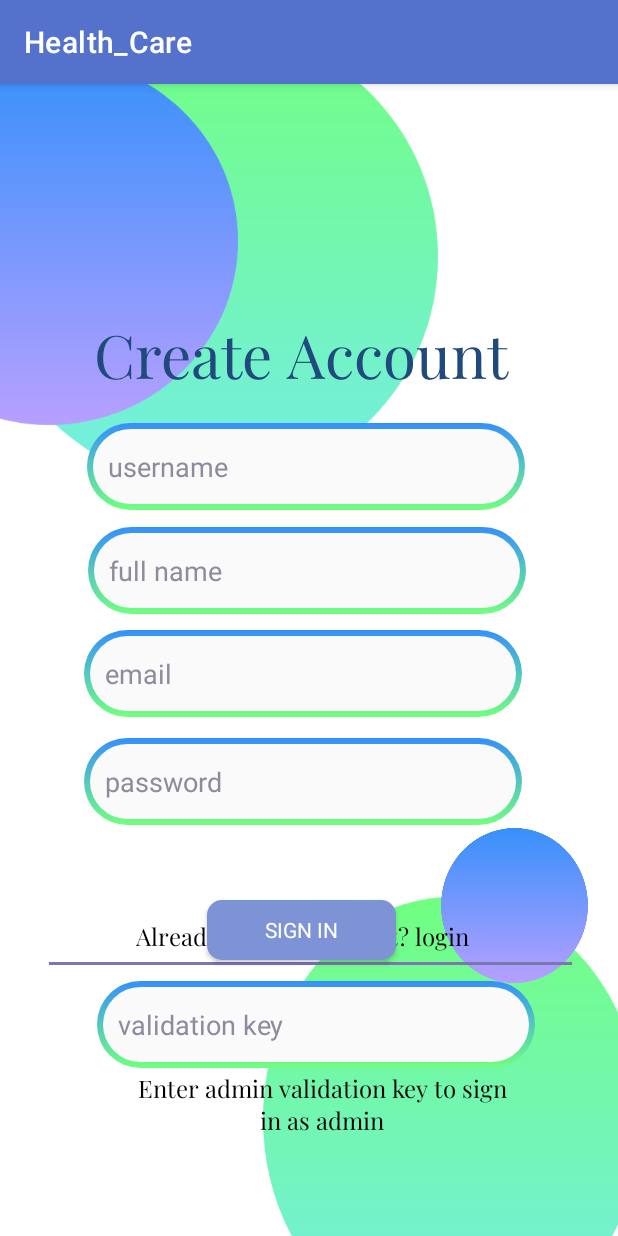
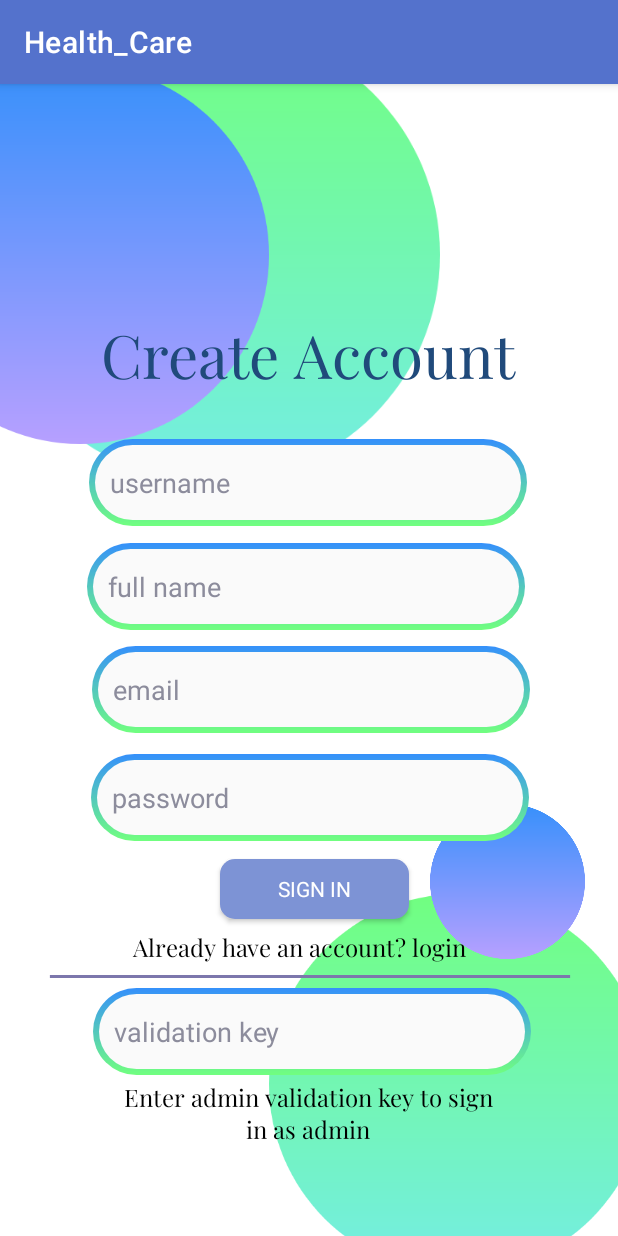
Before and after one commit to mohammadhnz/Health-care, an Android app: the SignInPage screen opened directly, with no data from a screen before it, on a phone screen of 412 x 824 dp. Run offline under Robolectric (Android 15) with nearby library versions, the phone set to English and light mode, and no system bars; Roboto replaces fonts that are not available here.

Commit message:
fit: made sign in and login linear

```diff
--- a/app/src/main/res/layout/login_page.xml
+++ b/app/src/main/res/layout/login_page.xml
@@ -65,9 +65,9 @@
 
     <TextView
         android:id="@+id/dont_have"
-        android:layout_width="249dp"
+        android:layout_width="267dp"
         android:layout_height="wrap_content"
-        android:layout_marginStart="-162dp"
+        android:layout_marginStart="-169dp"
         android:layout_marginTop="565dp"
         android:layout_marginEnd="76dp"
         android:layout_marginBottom="85dp"
--- a/app/src/main/res/layout/sign_in_page.xml
+++ b/app/src/main/res/layout/sign_in_page.xml
@@ -1,5 +1,5 @@
 <?xml version="1.0" encoding="utf-8"?>
-<RelativeLayout xmlns:android="http://schemas.android.com/apk/res/android"
+<LinearLayout xmlns:android="http://schemas.android.com/apk/res/android"
     xmlns:tools="http://schemas.android.com/tools"
     android:layout_width="match_parent"
     android:layout_height="match_parent"
@@ -7,10 +7,8 @@
 
     <View
         android:layout_width="303dp"
-        android:layout_height="306dp"
-        android:layout_alignParentLeft="true"
-        android:layout_alignParentTop="true"
-        android:layout_marginLeft="-11dp"
+        android:layout_height="303dp"
+        android:layout_marginStart="-10dp"
         android:layout_marginTop="-38dp"
         android:background="@drawable/circle"
         tools:layout_editor_absoluteX="-14dp"
@@ -18,24 +16,17 @@
 
     <View
         android:layout_width="252dp"
-        android:layout_height="245dp"
-        android:layout_alignParentLeft="true"
-        android:layout_alignParentTop="true"
-        android:layout_marginLeft="-93dp"
-        android:layout_marginTop="-18dp"
+        android:layout_height="252dp"
+        android:layout_marginStart="-366dp"
+        android:layout_marginTop="-12dp"
         android:background="@drawable/circle2"
         tools:layout_editor_absoluteX="-112dp"
         tools:layout_editor_absoluteY="-21dp" />
 
     <View
         android:layout_width="252dp"
-        android:layout_height="wrap_content"
-        android:layout_alignParentLeft="true"
-        android:layout_alignParentTop="true"
-        android:layout_alignParentEnd="true"
-        android:layout_alignParentBottom="true"
-        android:layout_marginLeft="174dp"
-        android:layout_marginTop="542dp"
+        android:layout_height="253dp"
+        android:layout_marginTop="540dp"
         android:layout_marginEnd="-15dp"
         android:layout_marginBottom="-69dp"
         android:background="@drawable/circle"
@@ -43,12 +34,10 @@
         tools:layout_editor_absoluteY="522dp" />
 
     <View
-        android:layout_width="98dp"
+        android:layout_width="103dp"
         android:layout_height="103dp"
-        android:layout_alignParentLeft="true"
-        android:layout_alignParentTop="true"
-        android:layout_marginLeft="294dp"
-        android:layout_marginTop="496dp"
+        android:layout_marginTop="480dp"
+        android:layout_marginStart="-129dp"
         android:background="@drawable/circle2"
         tools:layout_editor_absoluteX="272dp"
         tools:layout_editor_absoluteY="465dp" />
@@ -57,10 +46,8 @@
         android:id="@+id/create_acco"
         android:layout_width="280dp"
         android:layout_height="93dp"
-        android:layout_alignParentLeft="true"
-        android:layout_alignParentTop="true"
-        android:layout_marginLeft="60dp"
         android:layout_marginTop="150dp"
+        android:layout_marginStart="-325dp"
         android:fontFamily="@font/playfair_display"
         android:gravity="center_horizontal|top"
         android:text="@string/create_acco"
@@ -71,12 +58,9 @@
         android:id="@+id/sign_username_id"
         android:layout_width="292dp"
         android:layout_height="wrap_content"
-        android:layout_alignParentTop="true"
-        android:layout_alignParentEnd="true"
-        android:layout_alignParentRight="false"
-        android:layout_marginLeft="55dp"
         android:layout_marginTop="226dp"
         android:layout_marginEnd="62dp"
+        android:layout_marginStart="-285dp"
         android:background="@drawable/text_back_3"
         android:hint="username"
         android:textAlignment="textStart"
@@ -87,11 +71,8 @@
         android:id="@+id/sign_name_id"
         android:layout_width="292dp"
         android:layout_height="wrap_content"
-        android:layout_alignParentTop="true"
-        android:layout_alignParentEnd="true"
-        android:layout_alignParentRight="false"
-        android:layout_marginLeft="55dp"
         android:layout_marginTop="295dp"
+        android:layout_marginStart="-355dp"
         android:layout_marginEnd="61dp"
         android:background="@drawable/text_back_3"
         android:hint="full name"
@@ -103,10 +84,7 @@
         android:id="@+id/sign_email_id"
         android:layout_width="292dp"
         android:layout_height="wrap_content"
-        android:layout_alignParentTop="true"
-        android:layout_alignParentEnd="true"
-        android:layout_alignParentRight="false"
-        android:layout_marginLeft="55dp"
+        android:layout_marginStart="-350dp"
         android:layout_marginTop="364dp"
         android:layout_marginEnd="64dp"
         android:background="@drawable/text_back_3"
@@ -119,12 +97,8 @@
         android:id="@+id/admin_validation_id"
         android:layout_width="292dp"
         android:layout_height="wrap_content"
-        android:layout_alignParentTop="true"
-        android:layout_alignParentEnd="true"
-        android:layout_alignParentRight="false"
-        android:layout_marginLeft="55dp"
-        android:layout_marginTop="598dp"
-        android:layout_marginEnd="55dp"
+        android:layout_marginTop="592dp"
+        android:layout_marginStart="-355dp"
         android:background="@drawable/text_back_3"
         android:hint="validation key"
         android:textAlignment="textStart"
@@ -135,10 +109,7 @@
         android:id="@+id/sign_password_id"
         android:layout_width="292dp"
         android:layout_height="wrap_content"
-        android:layout_alignParentTop="true"
-        android:layout_alignParentEnd="true"
-        android:layout_alignParentRight="false"
-        android:layout_marginLeft="55dp"
+        android:layout_marginStart="-293dp"
         android:layout_marginTop="436dp"
         android:layout_marginEnd="64dp"
         android:background="@drawable/text_back_3"
@@ -151,10 +122,8 @@
         android:id="@+id/sign_in_button_id"
         android:layout_width="126dp"
         android:layout_height="40dp"
-        android:layout_alignParentEnd="true"
-        android:layout_alignParentBottom="true"
-        android:layout_marginEnd="148dp"
-        android:layout_marginBottom="184dp"
+        android:layout_marginStart="-270dp"
+        android:layout_marginTop="495dp"
         android:background="@drawable/button_style"
         android:fontFamily="sans-serif"
         android:gravity="center"
@@ -163,14 +132,10 @@
 
     <TextView
         android:id="@+id/already_hav"
-        android:layout_width="249dp"
+        android:layout_width="253dp"
         android:layout_height="wrap_content"
-        android:layout_alignParentLeft="true"
-        android:layout_alignParentTop="true"
-        android:layout_alignParentEnd="true"
-        android:layout_alignParentBottom="true"
-        android:layout_marginLeft="76dp"
-        android:layout_marginTop="556dp"
+        android:layout_marginStart="-200dp"
+        android:layout_marginTop="535dp"
         android:layout_marginEnd="86dp"
         android:layout_marginBottom="153dp"
         android:fontFamily="@font/playfair_display"
@@ -182,12 +147,8 @@
     <TextView
         android:layout_width="247dp"
         android:layout_height="42dp"
-        android:layout_alignParentLeft="true"
-        android:layout_alignParentTop="true"
-        android:layout_alignParentEnd="true"
-        android:layout_alignParentBottom="true"
-        android:layout_marginLeft="91dp"
-        android:layout_marginTop="657dp"
+        android:layout_marginStart="-330dp"
+        android:layout_marginTop="635dp"
         android:layout_marginEnd="73dp"
         android:layout_marginBottom="31dp"
         android:fontFamily="@font/playfair_display"
@@ -199,14 +160,10 @@
     <View
         android:layout_width="348dp"
         android:layout_height="2dp"
-        android:layout_alignParentStart="true"
-        android:layout_alignParentLeft="true"
-        android:layout_alignParentTop="true"
-        android:layout_alignParentEnd="true"
-        android:layout_marginStart="32dp"
+        android:layout_marginStart="-370dp"
         android:layout_marginLeft="32dp"
-        android:layout_marginTop="585dp"
+        android:layout_marginTop="594dp"
         android:layout_marginEnd="30dp"
         android:background="@drawable/line_1" />
 
-</RelativeLayout>
+</LinearLayout>
```
